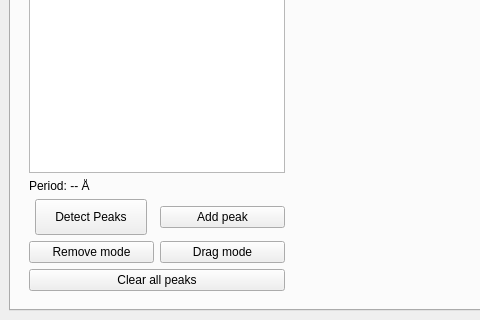
sstendahl/KARIN, file form.ui: the form before one commit; both pictures show x 0 to 480 and y 473 to 793 of the 1048 by 793 pixel window.
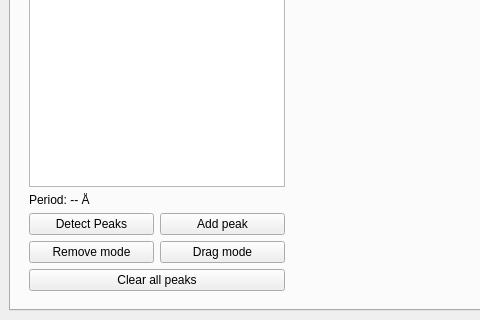
The form after the commit.

Commit message: Fixed "Detect Peaks" button size

The edit to the form file:
```diff
--- a/form.ui
+++ b/form.ui
@@ -96,26 +96,14 @@
                         </property>
                        </widget>
                       </item>
-                      <item row="0" column="0" alignment="Qt::AlignHCenter">
+                      <item row="0" column="0">
                        <widget class="QPushButton" name="DetectPeaks_button">
                         <property name="sizePolicy">
-                         <sizepolicy hsizetype="Expanding" vsizetype="Maximum">
+                         <sizepolicy hsizetype="Minimum" vsizetype="Fixed">
                           <horstretch>0</horstretch>
                           <verstretch>0</verstretch>
                          </sizepolicy>
                         </property>
-                        <property name="minimumSize">
-                         <size>
-                          <width>112</width>
-                          <height>36</height>
-                         </size>
-                        </property>
-                        <property name="maximumSize">
-                         <size>
-                          <width>112</width>
-                          <height>36</height>
-                         </size>
-                        </property>
                         <property name="text">
                          <string>Detect Peaks</string>
                         </property>
```
Left out of the diff: 74 changed lines with no effect on the pictures. The commit also changes 5 other files.
